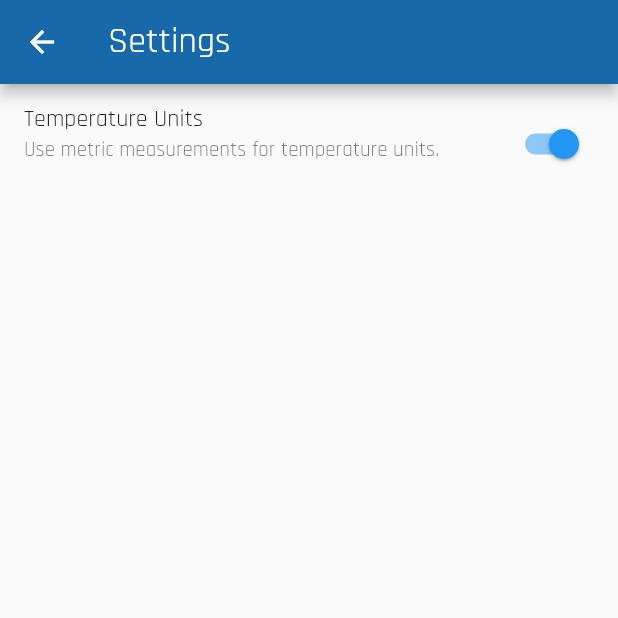
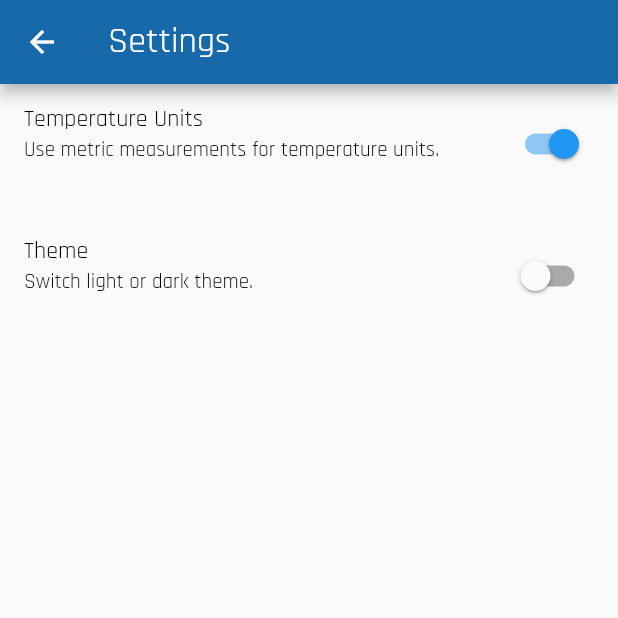
Before and after one commit to omartins365/flutter_weather, a Flutter app: the screen it shows after launch, after a tap on the "settings" icon, on a phone screen of 412 x 824 dp, the top half of it. Run offline on Flutter 3.47's test engine with Material 2 defaults, Android fonts, the phone set to English and light mode, and no system bars; our stand-ins replace bloc, equatable, flutter_bloc, google_fonts, hydrated_bloc.

Commit message:
dark mode switch error fixed

```diff
--- a/lib/app.dart
+++ b/lib/app.dart
@@ -29,19 +29,41 @@ class WeatherAppView extends StatelessWidget {
   @override
   Widget build(BuildContext context) {
     final textTheme = Theme.of(context).textTheme;
-    return BlocBuilder<ThemeCubit, Color>(
-      builder: (context, color) {
+    return BlocBuilder<ThemeCubit, ThemeState>(
+      builder: (context, state) {
         return MaterialApp(
           theme: ThemeData(
-            primaryColor: color,
-            textTheme: GoogleFonts.rajdhaniTextTheme(),
+            primaryColor: state.color,
+            textTheme: GoogleFonts.rajdhaniTextTheme().apply(
+              bodyColor: Colors.black,
+              displayColor: Colors.black,
+            ),
             appBarTheme: AppBarTheme(
               titleTextStyle: GoogleFonts.rajdhaniTextTheme(textTheme)
                   .apply(bodyColor: Colors.white)
                   .headline5,
-              backgroundColor: color.darken(30),
+              foregroundColor: Colors.white,
+              backgroundColor: state.color.darken(30),
             ),
           ),
+          darkTheme: ThemeData(
+            primaryColor: state.color,
+            textTheme: GoogleFonts.rajdhaniTextTheme().apply(
+              bodyColor: Colors.white,
+              displayColor: Colors.white,
+            ),
+            brightness: Brightness.dark,
+            appBarTheme: AppBarTheme(
+              titleTextStyle: GoogleFonts.rajdhaniTextTheme(textTheme)
+                  .apply(bodyColor: Colors.white)
+                  .headline5,
+              foregroundColor: Colors.white,
+              backgroundColor: state.color.darken(30),
+            ),
+
+            /* dark theme settings */
+          ),
+          themeMode: state.themeMode(),
           home: const WeatherPage(),
         );
       },
--- a/lib/settings/view/settings_page.dart
+++ b/lib/settings/view/settings_page.dart
@@ -1,6 +1,9 @@
 import 'package:flutter/material.dart';
 import 'package:flutter_bloc/flutter_bloc.dart';
+import 'package:flutter_weather/theme/cubit/theme_cubit.dart';
 import 'package:flutter_weather/weather/weather.dart';
+
+import '../../theme/theme.dart';
 
 class SettingsPage extends StatelessWidget {
   const SettingsPage._();
@@ -37,6 +40,23 @@ class SettingsPage extends StatelessWidget {
               );
             },
           ),
+          BlocBuilder<ThemeCubit, ThemeState>(
+            buildWhen: (previous, current) =>
+                previous.isDarkMode != current.isDarkMode,
+            builder: (context, state) {
+              return ListTile(
+                title: const Text('Theme'),
+                isThreeLine: true,
+                subtitle: const Text(
+                  'Switch light or dark theme.',
+                ),
+                trailing: Switch(
+                  value: state.isDarkMode,
+                  onChanged: (_) => context.read<ThemeCubit>().toggleDarkMode(),
+                ),
+              );
+            },
+          ),
         ],
       ),
     );
--- /dev/null
+++ b/lib/theme/cubit/theme_state.dart
@@ -0,0 +1,24 @@
+part of 'theme_cubit.dart';
+
+class ThemeState extends Equatable {
+  final bool isDarkMode;
+  final Color color;
+
+  const ThemeState({required this.isDarkMode, required this.color});
+
+  @override
+  List<Object> get props => [isDarkMode, color];
+
+  ThemeMode themeMode() {
+    return isDarkMode ? ThemeMode.dark : ThemeMode.light;
+  }
+}
+
+class ThemeInitial extends ThemeState {
+  const ThemeInitial()
+      : super(isDarkMode: false, color: ThemeCubit.defaultColor);
+}
+
+class CurrentTheme extends ThemeState {
+  const CurrentTheme({required super.isDarkMode, required super.color});
+}
--- a/lib/weather/view/weather_page.dart
+++ b/lib/weather/view/weather_page.dart
@@ -72,13 +72,14 @@ class _WeatherViewState extends State<WeatherView> {
         ),
       ),
       floatingActionButton: FloatingActionButton(
-        child: const Icon(Icons.search, semanticLabel: 'Search'),
         onPressed: () async {
           final city = await Navigator.of(context).push(SearchPage.route());
           if (!mounted) return;
           await context.read<WeatherCubit>().fetchWeather(city);
         },
         backgroundColor: Theme.of(context).appBarTheme.backgroundColor,
+        foregroundColor: Theme.of(context).appBarTheme.foregroundColor,
+        child: const Icon(Icons.search, semanticLabel: 'Search'),
       ),
     );
   }
```
Also changed, not shown: lib/theme/cubit/theme_cubit.dart (+21 -8 lines), lib/theme/theme.dart (line endings or trailing spaces), 3 other files.
